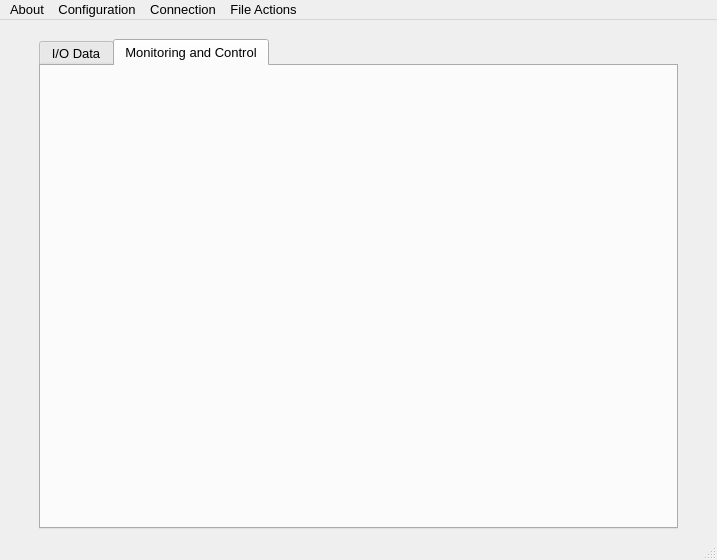
Old version of the form TCP_Client/mainwindow.ui in the repository epw7856/TCP_Client.
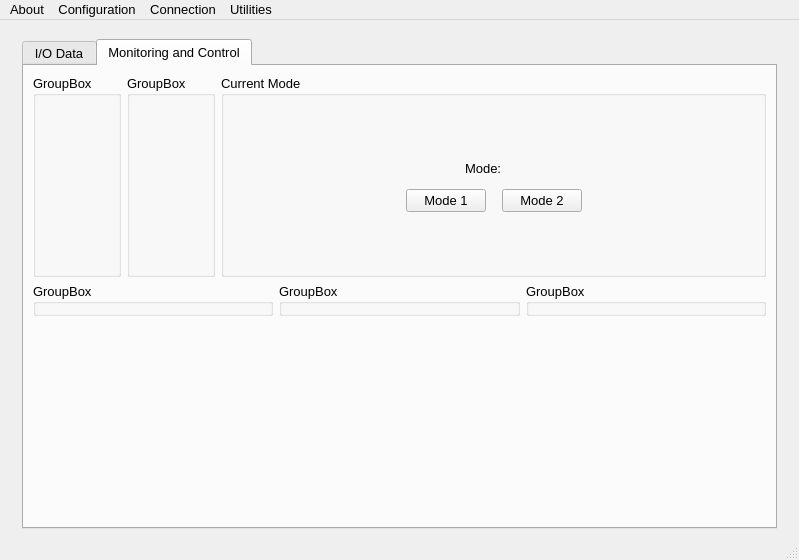
New version of the form. The open tabs and pages were chosen to show the change.

What changed in the file:
```diff
--- a/TCP_Client/mainwindow.ui
+++ b/TCP_Client/mainwindow.ui
@@ -6,7 +6,7 @@
    <rect>
     <x>0</x>
     <y>0</y>
-    <width>717</width>
+    <width>799</width>
     <height>560</height>
    </rect>
   </property>
@@ -324,25 +324,6 @@
                </property>
               </spacer>
              </item>
-            </layout>
-           </widget>
-          </item>
-          <item>
-           <spacer name="verticalSpacer_8">
-            <property name="orientation">
-             <enum>Qt::Vertical</enum>
-            </property>
-            <property name="sizeType">
-             <enum>QSizePolicy::Fixed</enum>
-            </property>
-            <property name="sizeHint" stdset="0">
-             <size>
-              <width>20</width>
-              <height>10</height>
-             </size>
-            </property>
-           </spacer>
-          </item>
           <item>
            <layout class="QHBoxLayout" name="horizontalLayout">
             <item>
@@ -358,6 +339,43 @@
               </property>
              </spacer>
             </item>
+               <item>
+                <widget class="QToolButton" name="toolButtonFileActions">
+                 <property name="minimumSize">
+                  <size>
+                   <width>125</width>
+                   <height>30</height>
+                  </size>
+                 </property>
+                 <property name="font">
+                  <font>
+                   <family>Segoe UI</family>
+                   <pointsize>10</pointsize>
+                   <weight>50</weight>
+                   <bold>false</bold>
+                  </font>
+                 </property>
+                 <property name="text">
+                  <string>File Actions</string>
+                 </property>
+                </widget>
+               </item>
+               <item>
+                <spacer name="horizontalSpacer_18">
+                 <property name="orientation">
+                  <enum>Qt::Horizontal</enum>
+                 </property>
+                 <property name="sizeType">
+                  <enum>QSizePolicy::Fixed</enum>
+                 </property>
+                 <property name="sizeHint" stdset="0">
+                  <size>
+                   <width>30</width>
+                   <height>20</height>
+                  </size>
+                 </property>
+                </spacer>
+               </item>
             <item>
              <widget class="QPushButton" name="pushButtonReset">
               <property name="sizePolicy">
@@ -372,6 +390,14 @@
                 <height>30</height>
                </size>
               </property>
+                 <property name="font">
+                  <font>
+                   <family>Segoe UI</family>
+                   <pointsize>10</pointsize>
+                   <weight>50</weight>
+                   <bold>false</bold>
+                  </font>
+                 </property>
               <property name="text">
                <string>Reset to Defaults</string>
               </property>
@@ -393,6 +419,35 @@
               </property>
              </spacer>
             </item>
+               <item>
+                <widget class="Line" name="line">
+                 <property name="frameShadow">
+                  <enum>QFrame::Raised</enum>
+                 </property>
+                 <property name="lineWidth">
+                  <number>1</number>
+                 </property>
+                 <property name="orientation">
+                  <enum>Qt::Vertical</enum>
+                 </property>
+                </widget>
+               </item>
+               <item>
+                <spacer name="horizontalSpacer_16">
+                 <property name="orientation">
+                  <enum>Qt::Horizontal</enum>
+                 </property>
+                 <property name="sizeType">
+                  <enum>QSizePolicy::Fixed</enum>
+                 </property>
+                 <property name="sizeHint" stdset="0">
+                  <size>
+                   <width>30</width>
+                   <height>20</height>
+                  </size>
+                 </property>
+                </spacer>
+               </item>
             <item>
              <widget class="QPushButton" name="pushButtonApply">
               <property name="minimumSize">
@@ -401,6 +456,14 @@
                 <height>30</height>
                </size>
               </property>
+                 <property name="font">
+                  <font>
+                   <family>Segoe UI</family>
+                   <pointsize>10</pointsize>
+                   <weight>50</weight>
+                   <bold>false</bold>
+                  </font>
+                 </property>
               <property name="text">
                <string>Apply</string>
               </property>
@@ -430,6 +493,14 @@
                 <height>30</height>
                </size>
               </property>
+                 <property name="font">
+                  <font>
+                   <family>Segoe UI</family>
+                   <pointsize>10</pointsize>
+                   <weight>50</weight>
+                   <bold>false</bold>
+                  </font>
+                 </property>
               <property name="text">
                <string>Clear</string>
               </property>
@@ -452,10 +523,247 @@
           </item>
          </layout>
         </widget>
+          </item>
+          <item>
+           <spacer name="verticalSpacer_8">
+            <property name="orientation">
+             <enum>Qt::Vertical</enum>
+            </property>
+            <property name="sizeType">
+             <enum>QSizePolicy::Fixed</enum>
+            </property>
+            <property name="sizeHint" stdset="0">
+             <size>
+              <width>20</width>
+              <height>10</height>
+             </size>
+            </property>
+           </spacer>
+          </item>
+         </layout>
+        </widget>
         <widget class="QWidget" name="tabMonitoringAndControl">
          <attribute name="title">
           <string>Monitoring and Control</string>
          </attribute>
+         <layout class="QVBoxLayout" name="verticalLayout_7">
+          <item>
+           <layout class="QVBoxLayout" name="verticalLayout_5">
+            <item>
+             <layout class="QHBoxLayout" name="horizontalLayout_5">
+              <item>
+               <widget class="QGroupBox" name="groupBoxParameters">
+                <property name="title">
+                 <string>GroupBox</string>
+                </property>
+                <layout class="QVBoxLayout" name="verticalLayout_6"/>
+               </widget>
+              </item>
+              <item>
+               <widget class="QGroupBox" name="groupBox_3">
+                <property name="title">
+                 <string>GroupBox</string>
+                </property>
+               </widget>
+              </item>
+              <item>
+               <widget class="QGroupBox" name="groupBoxMode">
+                <property name="title">
+                 <string>Current Mode</string>
+                </property>
+                <layout class="QVBoxLayout" name="verticalLayout_9">
+                 <item>
+                  <spacer name="verticalSpacer_10">
+                   <property name="orientation">
+                    <enum>Qt::Vertical</enum>
+                   </property>
+                   <property name="sizeHint" stdset="0">
+                    <size>
+                     <width>20</width>
+                     <height>40</height>
+                    </size>
+                   </property>
+                  </spacer>
+                 </item>
+                 <item>
+                  <layout class="QHBoxLayout" name="horizontalLayout_8">
+                   <item>
+                    <spacer name="horizontalSpacer_12">
+                     <property name="orientation">
+                      <enum>Qt::Horizontal</enum>
+                     </property>
+                     <property name="sizeHint" stdset="0">
+                      <size>
+                       <width>40</width>
+                       <height>20</height>
+                      </size>
+                     </property>
+                    </spacer>
+                   </item>
+                   <item>
+                    <widget class="QLabel" name="label">
+                     <property name="text">
+                      <string>Mode:  </string>
+                     </property>
+                    </widget>
+                   </item>
+                   <item>
+                    <widget class="QLabel" name="labelCurrentMode">
+                     <property name="text">
+                      <string>&lt;Mode&gt;</string>
+                     </property>
+                    </widget>
+                   </item>
+                   <item>
+                    <spacer name="horizontalSpacer_13">
+                     <property name="orientation">
+                      <enum>Qt::Horizontal</enum>
+                     </property>
+                     <property name="sizeHint" stdset="0">
+                      <size>
+                       <width>40</width>
+                       <height>20</height>
+                      </size>
+                     </property>
+                    </spacer>
+                   </item>
+                  </layout>
+                 </item>
+                 <item>
+                  <spacer name="verticalSpacer_9">
+                   <property name="orientation">
+                    <enum>Qt::Vertical</enum>
+                   </property>
+                   <property name="sizeType">
+                    <enum>QSizePolicy::Fixed</enum>
+                   </property>
+                   <property name="sizeHint" stdset="0">
+                    <size>
+                     <width>20</width>
+                     <height>5</height>
+                    </size>
+                   </property>
+                  </spacer>
+                 </item>
+                 <item>
+                  <layout class="QHBoxLayout" name="horizontalLayout_9">
+                   <item>
+                    <spacer name="horizontalSpacer_15">
+                     <property name="orientation">
+                      <enum>Qt::Horizontal</enum>
+                     </property>
+                     <property name="sizeHint" stdset="0">
+                      <size>
+                       <width>40</width>
+                       <height>20</height>
+                      </size>
+                     </property>
+                    </spacer>
+                   </item>
+                   <item>
+                    <widget class="QPushButton" name="pushButtonMode1">
+                     <property name="text">
+                      <string>Mode 1</string>
+                     </property>
+                    </widget>
+                   </item>
+                   <item>
+                    <spacer name="horizontalSpacer_11">
+                     <property name="orientation">
+                      <enum>Qt::Horizontal</enum>
+                     </property>
+                     <property name="sizeType">
+                      <enum>QSizePolicy::Fixed</enum>
+                     </property>
+                     <property name="sizeHint" stdset="0">
+                      <size>
+                       <width>10</width>
+                       <height>20</height>
+                      </size>
+                     </property>
+                    </spacer>
+                   </item>
+                   <item>
+                    <widget class="QPushButton" name="pushButtonMode2">
+                     <property name="text">
+                      <string>Mode 2</string>
+                     </property>
+                    </widget>
+                   </item>
+                   <item>
+                    <spacer name="horizontalSpacer_14">
+                     <property name="orientation">
+                      <enum>Qt::Horizontal</enum>
+                     </property>
+                     <property name="sizeHint" stdset="0">
+                      <size>
+                       <width>40</width>
+                       <height>20</height>
+                      </size>
+                     </property>
+                    </spacer>
+                   </item>
+                  </layout>
+                 </item>
+                 <item>
+                  <spacer name="verticalSpacer_11">
+                   <property name="orientation">
+                    <enum>Qt::Vertical</enum>
+                   </property>
+                   <property name="sizeHint" stdset="0">
+                    <size>
+                     <width>20</width>
+                     <height>40</height>
+                    </size>
+                   </property>
+                  </spacer>
+                 </item>
+                </layout>
+               </widget>
+              </item>
+             </layout>
+            </item>
+            <item>
+             <layout class="QHBoxLayout" name="horizontalLayout_7">
+              <item>
+               <widget class="QGroupBox" name="groupBox_6">
+                <property name="title">
+                 <string>GroupBox</string>
+                </property>
+               </widget>
+              </item>
+              <item>
+               <widget class="QGroupBox" name="groupBox_5">
+                <property name="title">
+                 <string>GroupBox</string>
+                </property>
+               </widget>
+              </item>
+              <item>
+               <widget class="QGroupBox" name="groupBox_4">
+                <property name="title">
+                 <string>GroupBox</string>
+                </property>
+               </widget>
+              </item>
+             </layout>
+            </item>
+            <item>
+             <spacer name="verticalSpacer_12">
+              <property name="orientation">
+               <enum>Qt::Vertical</enum>
+              </property>
+              <property name="sizeHint" stdset="0">
+               <size>
+                <width>20</width>
+                <height>40</height>
+               </size>
+              </property>
+             </spacer>
+            </item>
+           </layout>
+          </item>
+         </layout>
         </widget>
        </widget>
       </item>
@@ -484,7 +792,7 @@
     <rect>
      <x>0</x>
      <y>0</y>
-     <width>717</width>
+     <width>799</width>
      <height>23</height>
     </rect>
    </property>
@@ -526,19 +834,16 @@
     <addaction name="actionConnectToServer"/>
     <addaction name="actionDisconnectFromServer"/>
    </widget>
-   <widget class="QMenu" name="menuFileActions">
+   <widget class="QMenu" name="menuUtilities">
     <property name="title">
-     <string>File Actions</string>
+     <string>Utilities</string>
     </property>
-    <addaction name="actionSaveStatusDataToFile"/>
-    <addaction name="separator"/>
-    <addaction name="actionSaveControlDataToFile"/>
-    <addaction name="actionRestoreControlDataFromFile"/>
+    <addaction name="actionLaunchDragon"/>
    </widget>
    <addaction name="menuAbout"/>
    <addaction name="menuConfiguration"/>
    <addaction name="menuConnection"/>
-   <addaction name="menuFileActions"/>
+   <addaction name="menuUtilities"/>
   </widget>
   <widget class="QStatusBar" name="statusBar"/>
   <action name="actionAbout">
@@ -645,6 +950,11 @@
     <string>View Application Information</string>
    </property>
   </action>
+  <action name="actionLaunchDragon">
+   <property name="text">
+    <string>Launch DRAGON</string>
+   </property>
+  </action>
  </widget>
  <resources/>
  <connections/>
```
Lines whose indentation alone changed are shown as unchanged.
